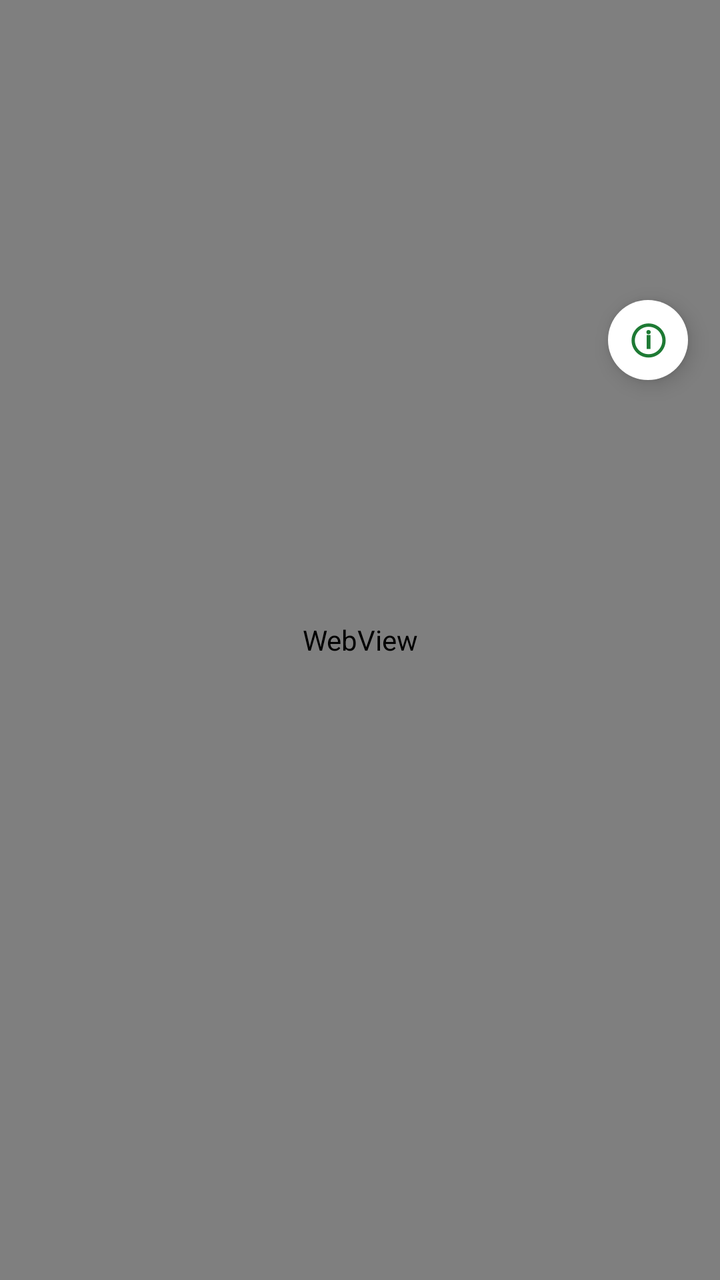
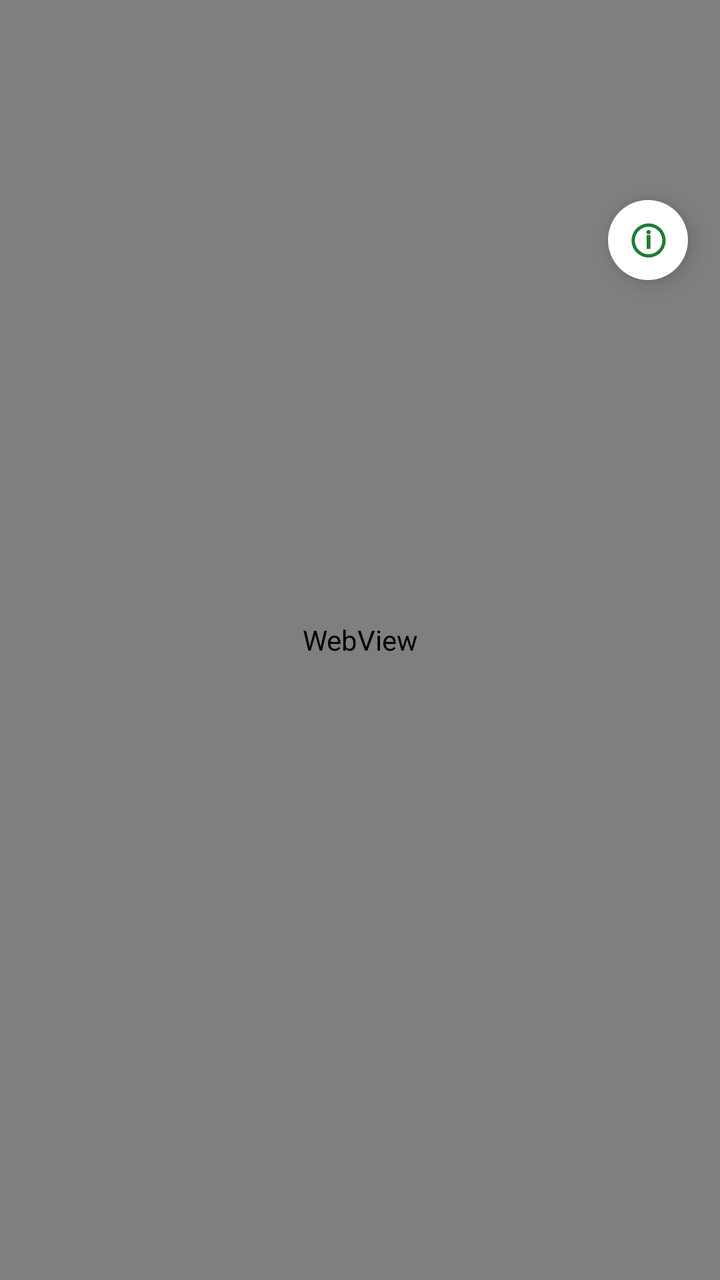

Two renders of the same Android screen: before a commit and after it. Below are the layout's source before the change and the commit's diff.
<!-- AndroidManifest.xml: activity theme Theme.AzsMap -->
<!-- res/layout/activity_main.xml -->
<?xml version="1.0" encoding="utf-8"?>
<FrameLayout xmlns:android="http://schemas.android.com/apk/res/android"
    android:layout_width="match_parent"
    android:layout_height="match_parent">

    <WebView
        android:id="@+id/webView"
        android:layout_width="match_parent"
        android:layout_height="match_parent" />

    <TextView
        android:id="@+id/infoButton"
        android:layout_width="40dp"
        android:layout_height="40dp"
        android:layout_gravity="top|end"
        android:layout_marginTop="150dp"
        android:layout_marginEnd="16dp"
        android:background="@drawable/bg_circle_white"
        android:elevation="6dp"
        android:gravity="center"
        android:text="ⓘ"
        android:textColor="@color/brand_primary"
        android:textSize="20sp"
        android:textStyle="bold"
        android:clickable="true"
        android:focusable="true"
        android:contentDescription="@string/about_app" />

    <ProgressBar
        android:id="@+id/progressBar"
        style="?android:attr/progressBarStyleHorizontal"
        android:layout_width="match_parent"
        android:layout_height="4dp"
        android:layout_gravity="top"
        android:max="100"
        android:visibility="gone" />

    <LinearLayout
        android:id="@+id/offlineLayout"
        android:layout_width="match_parent"
        android:layout_height="match_parent"
        android:background="@android:color/white"
        android:gravity="center"
        android:orientation="vertical"
        android:padding="24dp"
        android:visibility="gone">

        <TextView
            android:layout_width="wrap_content"
            android:layout_height="wrap_content"
            android:text="@string/no_connection"
            android:textSize="16sp"
            android:gravity="center" />

        <Button
            android:id="@+id/retryButton"
            android:layout_width="wrap_content"
            android:layout_height="wrap_content"
            android:layout_marginTop="16dp"
            android:text="@string/retry" />
    </LinearLayout>

</FrameLayout>
<!-- resources referenced by this layout -->
<resources>
  <color name="brand_primary">#1E7A34</color>
  <!-- drawable bg_circle_white (drawable) -->
  <?xml version="1.0" encoding="utf-8"?>
  <shape xmlns:android="http://schemas.android.com/apk/res/android"
      android:shape="oval">
      <solid android:color="#FFFFFF" />
  </shape>
  <string name="about_app">О приложении</string>
  <string name="no_connection">Нет подключения к интернету.\nПроверьте соединение и повторите попытку.</string>
  <string name="retry">Повторить</string>
  <style name="Theme.AzsMap" parent="Theme.MaterialComponents.DayNight.NoActionBar">
          <item name="colorPrimary">@color/brand_primary</item>
          <item name="colorPrimaryDark">@color/brand_primary_dark</item>
          <item name="android:statusBarColor">@color/brand_primary_dark</item>
      </style>
  <color name="brand_primary_dark">#145A26</color>
</resources>

<!-- the commit's change to res/layout/activity_main.xml (unified diff, before → after) -->
@@ -13,7 +13,7 @@
         android:layout_width="40dp"
         android:layout_height="40dp"
         android:layout_gravity="top|end"
-        android:layout_marginTop="150dp"
+        android:layout_marginTop="100dp"
         android:layout_marginEnd="16dp"
         android:background="@drawable/bg_circle_white"
         android:elevation="6dp"
